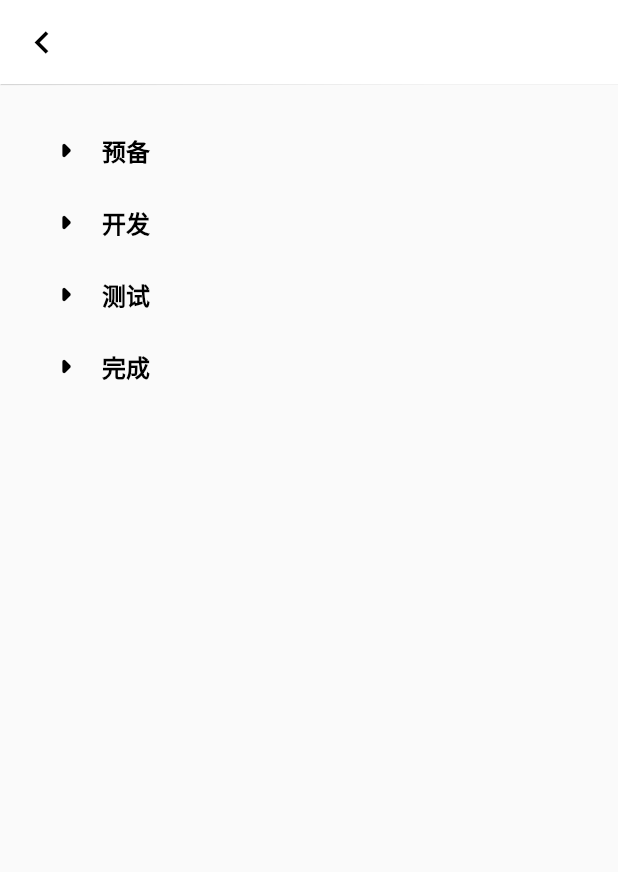
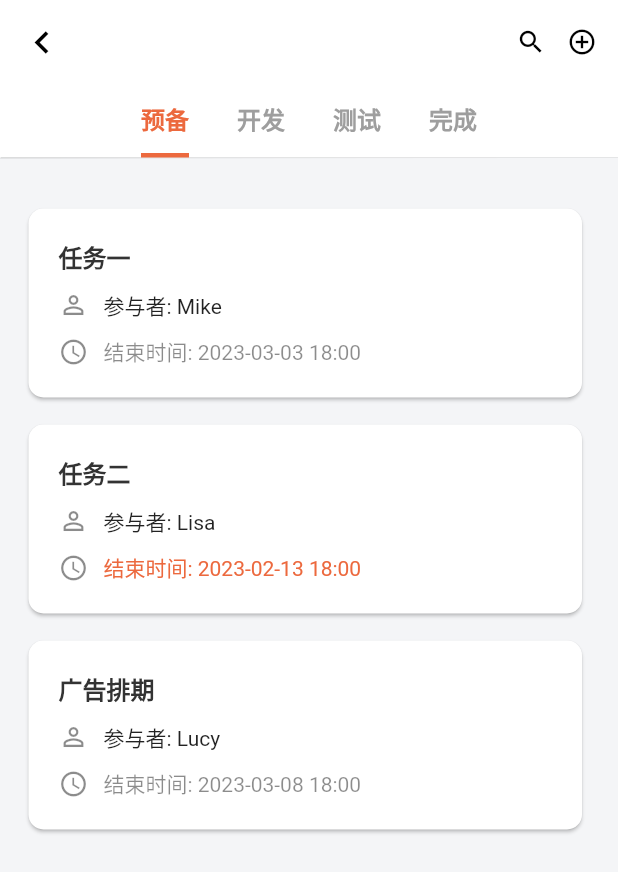
Before and after one commit to hoiii13/KanBan, a Flutter app: the TasksPage screen opened directly with empty values, on a phone screen of 412 x 824 dp. Shown: the top 872 px of the screen. Run offline on Flutter 3.47's test engine with Material 2 defaults, Android fonts, the phone set to English and light mode, and no system bars.

Commit message:
feat: 新增任务详细页面

```diff
--- /dev/null
+++ b/lib/components/const.dart
@@ -0,0 +1,10 @@
+final detailInfo = {
+  "title": '移动端开发',
+  "desc":
+      '## 任务\n- [ ] 内部广告位固定背景颜色内部广告位名称增加一个标题字段，可选\n- [ ] 内部广告位名称增加一个标题字段，可选\n- [ ] 广告排期增加一个是否展示永久的筛选选项\n- [ ] 广告排期搜索区域调整，保证单屏幕显示\n## 说\n该任务需打一个新版本',
+  "start_time": '2023-02-20 09:00',
+  "end_time": '2023-02-26 18:00',
+  "status": '开发',
+  "actor": 'Lisa',
+  "other": ["Mike", "Lily"]
+};
--- a/lib/layout/tabs.dart
+++ b/lib/layout/tabs.dart
@@ -42,6 +42,11 @@ class _TabsState extends State<Tabs> {
       appBar: AppBar(
         title: Text(title[currentIndex],
             style: const TextStyle(fontSize: 18, fontWeight: FontWeight.w500)),
+        actions: [
+          currentIndex == 2
+              ? IconButton(onPressed: () {}, icon: Icon(Icons.search_rounded))
+              : SizedBox()
+        ],
         centerTitle: true,
         elevation: 0.3,
       ),
--- a/lib/pages/project/const.dart
+++ b/lib/pages/project/const.dart
@@ -56,7 +56,7 @@ final taskColumns = [
   {"name": "预备", "status": false},
   {"name": "开发", "status": false},
   {"name": "测试", "status": false},
-  {"name": "完成", "status": false}
+  {"name": "完成", "status": false},
 ];
 final taskColumnList = {
   "预备": [
@@ -64,18 +64,21 @@ final taskColumnList = {
       'title': "任务一",
       'start_time': '2023-03-02 15:10',
       'end_time': '2023-03-03 18:00',
+      'color': 'red',
       'actor': 'Mike'
     },
     {
       'title': "任务二",
-      'start_time': '2023-03-12 19:10',
-      'end_time': '2023-03-13 18:00',
+      'start_time': '2023-02-12 19:10',
+      'end_time': '2023-02-13 18:00',
+      'color': 'blue',
       'actor': 'Lisa'
     },
     {
       'title': "广告排期",
       'start_time': '2023-03-06 15:10',
       'end_time': '2023-03-08 18:00',
+      'color': 'yellow',
       'actor': 'Lucy'
     },
   ],
@@ -84,12 +87,14 @@ final taskColumnList = {
       'title': "广告排期",
       'start_time': '2023-02-06 15:10',
       'end_time': '2023-03-08 18:00',
-      'actor': 'Bob'
+      'color': 'red',
+      'actor': 'Mike'
     },
     {
       'title': "资源排期",
       'start_time': '2023-02-06 10:10',
       'end_time': '2023-02-26 18:00',
+      'color': 'green',
       'actor': 'Lily'
     },
   ],
@@ -98,18 +103,21 @@ final taskColumnList = {
       'title': "岗位详情页",
       'start_time': '2023-02-06 10:10',
       'end_time': '2023-02-26 18:00',
+      'color': 'pink',
       'actor': 'Lucky'
     },
     {
       'title': "公司详情页",
       'start_time': '2023-02-06 10:10',
       'end_time': '2023-02-26 18:00',
+      'color': 'pink',
       'actor': 'Lucky'
     },
     {
       'title': "移动端调整",
       'start_time': '2023-02-06 10:10',
-      'end_time': '2023-02-26 18:00',
+      'end_time': '2023-02-22 18:00',
+      'color': 'blue',
       'actor': 'Lisa'
     },
   ],
--- a/lib/pages/project/tasks.dart
+++ b/lib/pages/project/tasks.dart
@@ -1,6 +1,7 @@
 import 'package:flutter/material.dart';
 import 'package:flutter/src/widgets/container.dart';
 import 'package:flutter/src/widgets/framework.dart';
+import 'package:kanban/components/TaskDetail.dart';
 import 'package:kanban/pages/project/const.dart';
 
 class TasksPage extends StatefulWidget {
@@ -11,11 +12,56 @@ class TasksPage extends StatefulWidget {
   State<TasksPage> createState() => _TasksPageState();
 }
 
-class _TasksPageState extends State<TasksPage> {
+class _TasksPageState extends State<TasksPage>
+    with SingleTickerProviderStateMixin {
+  late TabController tabController;
+
+  //处理Tabs
+  final List<Tab> _tabs = [];
+  List<Tab> getTabs() {
+    _tabs.clear();
+    for (int i = 0; i < taskColumns.length; i++) {
+      _tabs.add(getTab(i));
+    }
+    return _tabs;
+  }
+
+  Tab getTab(int num) {
+    return Tab(text: "${taskColumns[num]["name"]}");
+  }
+
+//处理tabBar对应页面
+  List<Widget> _taskLists = [];
+  List<Widget> getTaskLists() {
+    _taskLists.clear();
+    for (int i = 0; i < taskColumns.length; i++) {
+      final name = taskColumns[i]["name"] as String;
+      _taskLists.add(buildTasksList(name));
+    }
+    return _taskLists;
+  }
+
+  @override
+  void initState() {
+    super.initState();
+    tabController = TabController(length: 4, vsync: this)
+      ..addListener(() {
+        if (tabController.index.toDouble() == tabController.animation!.value) {
+          print("tabController.index = ${tabController.index}");
+        }
+      });
+  }
+
   @override
   Widget build(BuildContext context) {
-    return Scaffold(
+    return MediaQuery(
+        data: MediaQuery.of(context).copyWith(textScaleFactor: 1.0),
+        child: DefaultTabController(
+            length: taskColumns.length,
+            child: Scaffold(
+                backgroundColor: const Color.fromARGB(255, 244, 245, 247),
                 appBar: AppBar(
+                  centerTitle: true,
                   title: Text(
                     widget.name,
                     style: const TextStyle(fontSize: 18),
@@ -31,75 +77,63 @@ class _TasksPageState extends State<TasksPage> {
                       Navigator.pop(context);
                     },
                   ),
+                  actions: [
+                    IconButton(
+                        constraints:
+                            const BoxConstraints(maxHeight: 20, maxWidth: 20),
+                        onPressed: () {},
+                        icon: const Icon(
+                          Icons.search_outlined,
+                          size: 20,
                         ),
-        body: Container(
-          margin: const EdgeInsets.all(20),
-          child: ListView.builder(
-              itemCount: taskColumns.length,
-              itemBuilder: (context, index) {
-                String name = taskColumns[index]["name"] as String;
-                bool status = taskColumns[index]["status"] as bool;
-
-                return Column(
-                  children: [
-                    Container(
-                      child: Row(
-                        children: [
+                        padding: const EdgeInsets.all(0.0)),
                     IconButton(
-                            onPressed: () {
-                              setState(() {
-                                if (mounted) {
-                                  if (taskColumns[index]["status"] == true) {
-                                    taskColumns[index]["status"] = false;
-                                  } else {
-                                    taskColumns[index]["status"] = true;
-                                  }
-                                }
-                              });
-                            },
-                            icon: Icon(
-                                taskColumns[index]["status"] == true
-                                    ? Icons.arrow_drop_down_rounded
-                                    : Icons.arrow_right_rounded,
-                                size: 30,
-                                color: taskColumns[index]["status"] == true
-                                    ? const Color.fromARGB(255, 236, 105, 62)
-                                    : Colors.black),
+                        onPressed: () {},
+                        icon: const Icon(
+                          Icons.add_circle_outline,
+                          size: 20,
+                        ))
+                  ],
+                  bottom: TabBar(
+                      controller: tabController,
+                      isScrollable: true,
+                      indicatorSize: TabBarIndicatorSize.label,
+                      indicatorWeight: 3.0,
+                      indicatorColor: const Color.fromARGB(255, 236, 105, 62),
+                      labelStyle: const TextStyle(
+                          fontSize: 16, fontWeight: FontWeight.w600),
+                      labelColor: const Color.fromARGB(255, 236, 105, 62),
+                      unselectedLabelColor: Colors.grey,
+                      tabs: getTabs()),
                 ),
-                          Text(
-                            name,
-                            style: TextStyle(
-                                color: taskColumns[index]["status"] == true
-                                    ? const Color.fromARGB(255, 236, 105, 62)
-                                    : Colors.black,
-                                fontSize: 16,
-                                fontWeight: FontWeight.w600),
-                          )
-                        ],
-                      ),
-                    ),
-                    buildTasksList(status, name)
-                    /*  Visibility(
-                      visible: taskColumns[index]["status"] == true,
-                      child: _buildTasksList(
-                          taskColumnList[taskColumns[index]["name"]]!),
-                    ) */
-                  ],
-                );
-              }),
-        ));
+                body: Listener(
+                  child: TabBarView(
+                      controller: tabController, children: getTaskLists()),
+                ))));
   }
 
-  Widget buildTasksList(bool status, String name) {
-    return Visibility(
-        visible: status,
-        child: Container(
+  Widget buildTasksList(String name) {
+    return Container(
+      margin: const EdgeInsets.fromLTRB(15, 20, 20, 15),
       child: ListView.builder(
           physics: NeverScrollableScrollPhysics(),
           shrinkWrap: true,
           itemCount: taskColumnList[name]!.length,
           itemBuilder: (context, index) {
-                return Card(
+            DateTime nowTime = DateTime.now();
+            final endTime =
+                DateTime.parse(taskColumnList[name]![index]["end_time"]);
+            return Container(
+              margin: const EdgeInsets.only(top: 10),
+              child: GestureDetector(
+                  onTap: () {
+                    Navigator.of(context).push(MaterialPageRoute(
+                        builder: (_) => TaskDetailPage(
+                            taskInfo: taskColumnList[name]![index])));
+                  },
+                  child: Card(
+                      shape: RoundedRectangleBorder(
+                          borderRadius: BorderRadius.circular(10)),
                       child: Container(
                           padding: const EdgeInsets.fromLTRB(20, 20, 20, 20),
                           child: Column(
@@ -115,7 +149,7 @@ class _TasksPageState extends State<TasksPage> {
                                 ),
                               ),
                               Container(
-                              margin: EdgeInsets.only(top: 10),
+                                margin: const EdgeInsets.only(top: 10),
                                 child: Row(
                                   children: [
                                     const Icon(
@@ -124,7 +158,7 @@ class _TasksPageState extends State<TasksPage> {
                                       color: Colors.black45,
                                     ),
                                     Container(
-                                    margin: EdgeInsets.only(left: 10),
+                                      margin: const EdgeInsets.only(left: 10),
                                       child: Text(
                                           '参与者: ${taskColumnList[name]![index]["actor"]}'),
                                     )
@@ -132,7 +166,7 @@ class _TasksPageState extends State<TasksPage> {
                                 ),
                               ),
                               Container(
-                              margin: EdgeInsets.only(top: 10),
+                                margin: const EdgeInsets.only(top: 10),
                                 child: Row(
                                   children: [
                                     const Icon(
@@ -141,16 +175,26 @@ class _TasksPageState extends State<TasksPage> {
                                       color: Colors.black45,
                                     ),
                                     Container(
-                                    margin: EdgeInsets.only(left: 10),
+                                      margin: const EdgeInsets.only(left: 10),
                                       child: Text(
-                                        '结束时间: ${taskColumnList[name]![index]["end_time"]}'),
+                                        '结束时间: ${taskColumnList[name]![index]["end_time"]}',
+                                        style: TextStyle(
+                                            color: nowTime
+                                                        .millisecondsSinceEpoch >
+                                                    endTime
+                                                        .millisecondsSinceEpoch
+                                                ? const Color.fromARGB(
+                                                    255, 236, 105, 62)
+                                                : Colors.black45),
+                                      ),
                                     )
                                   ],
                                 ),
                               )
                             ],
-                        )));
+                          )))),
+            );
           }),
-        ));
+    );
   }
 }
```
Also changed, not shown: lib/components/taskdetail.dart (+172 -0 lines). Lines whose indentation alone changed are shown as unchanged.
